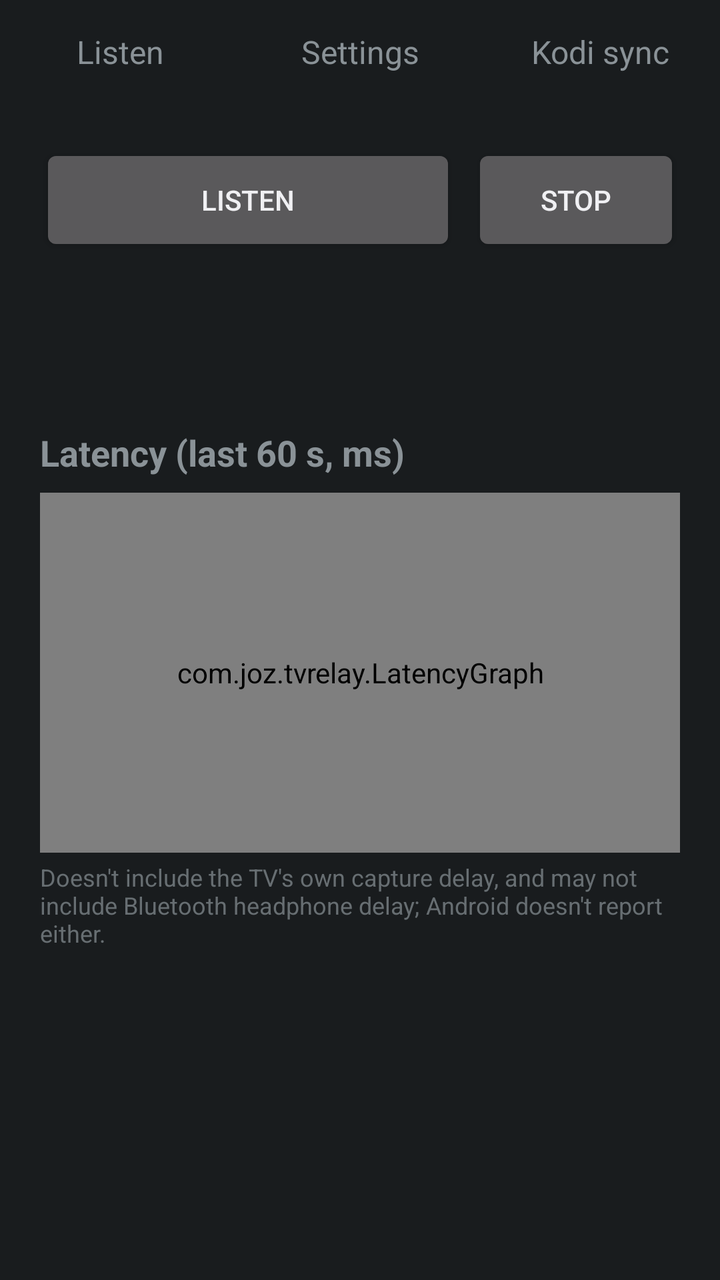
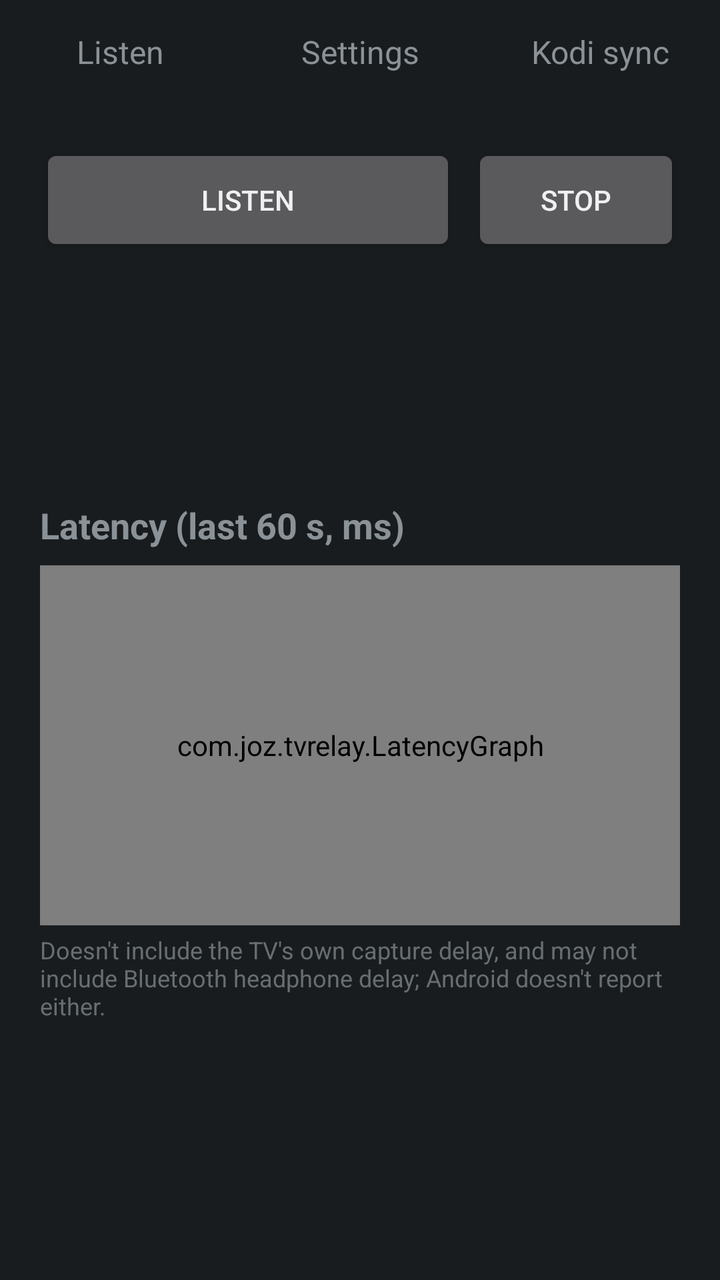

Before-and-after screenshots of an Android layout around one commit, followed by the original layout XML and the change that was made.
<!-- AndroidManifest.xml: application theme android:Theme.DeviceDefault -->
<!-- res/layout/activity_main.xml -->
<?xml version="1.0" encoding="utf-8"?>
<FrameLayout xmlns:android="http://schemas.android.com/apk/res/android"
    android:layout_width="match_parent"
    android:layout_height="match_parent">

    
    <TextView
        android:id="@+id/pipView"
        android:layout_width="match_parent"
        android:layout_height="match_parent"
        android:background="#1C1C1E"
        android:gravity="center"
        android:padding="8dp"
        android:textColor="#FFFFFF"
        android:textSize="20sp"
        android:visibility="gone" />

    <LinearLayout
        android:id="@+id/main"
        android:layout_width="match_parent"
        android:layout_height="match_parent"
        android:orientation="vertical">

        
        <LinearLayout
            android:layout_width="match_parent"
            android:layout_height="0dp"
            android:layout_weight="1"
            android:orientation="horizontal">

            <FrameLayout
                android:id="@+id/leftPane"
                android:layout_width="0dp"
                android:layout_height="match_parent"
                android:layout_weight="1"
                android:visibility="gone" />

            <View
                android:id="@+id/paneDivider"
                android:layout_width="1dp"
                android:layout_height="match_parent"
                android:alpha="0.15"
                android:background="#FFFFFF"
                android:visibility="gone" />

            <LinearLayout
                android:layout_width="0dp"
                android:layout_height="match_parent"
                android:layout_weight="1"
                android:orientation="vertical">

                <LinearLayout
                    android:id="@+id/tabRow"
                    android:layout_width="match_parent"
                    android:layout_height="wrap_content"
                    android:orientation="horizontal">

                    <TextView android:id="@+id/tabListen" style="@style/Tab" android:text="Listen" />
                    <TextView android:id="@+id/tabSettings" style="@style/Tab" android:text="Settings" />
                    <TextView android:id="@+id/tabKodi" style="@style/Tab" android:text="Kodi sync" />
                </LinearLayout>

                <FrameLayout
                    android:id="@+id/pagesFrame"
                    android:layout_width="match_parent"
                    android:layout_height="0dp"
                    android:layout_weight="1">

                    <ScrollView
                        android:id="@+id/pageListen"
                        android:layout_width="match_parent"
                        android:layout_height="match_parent">

                        <LinearLayout
                            android:layout_width="match_parent"
                            android:layout_height="wrap_content"
                            android:orientation="vertical"
                            android:padding="20dp">

                            
                            <FrameLayout
                                android:id="@+id/modeRow"
                                android:layout_width="match_parent"
                                android:layout_height="wrap_content"
                                android:layout_marginBottom="8dp"
                                android:visibility="gone" />

                            <LinearLayout
                                android:layout_width="match_parent"
                                android:layout_height="wrap_content"
                                android:orientation="horizontal">

                                <Button
                                    android:id="@+id/receive"
                                    android:layout_width="0dp"
                                    android:layout_height="wrap_content"
                                    android:layout_weight="2"
                                    android:minHeight="56dp"
                                    android:text="Listen" />

                                <Button
                                    android:id="@+id/stop"
                                    android:layout_width="0dp"
                                    android:layout_height="wrap_content"
                                    android:layout_marginLeft="8dp"
                                    android:layout_weight="1"
                                    android:minHeight="56dp"
                                    android:text="Stop" />
                            </LinearLayout>

                            
                            <TextView
                                android:id="@+id/tvState"
                                android:layout_width="match_parent"
                                android:layout_height="wrap_content"
                                android:layout_marginTop="16dp"
                                android:textSize="15sp"
                                android:textStyle="bold" />

                            <TextView
                                android:id="@+id/status"
                                android:layout_width="match_parent"
                                android:layout_height="wrap_content"
                                android:layout_marginTop="8dp"
                                android:fontFamily="monospace"
                                android:textSize="13sp" />

                            
                            <LinearLayout
                                android:id="@+id/kodiQuick"
                                android:layout_width="match_parent"
                                android:layout_height="wrap_content"
                                android:orientation="vertical"
                                android:visibility="gone" />

                            <TextView
                                style="@style/SectionHeader"
                                android:text="Latency (last 60 s, ms)" />

                            <com.joz.tvrelay.LatencyGraph
                                android:id="@+id/graph"
                                android:layout_width="match_parent"
                                android:layout_height="180dp"
                                android:layout_marginTop="8dp" />

                            <TextView
                                android:layout_width="match_parent"
                                android:layout_height="wrap_content"
                                android:layout_marginTop="4dp"
                                android:alpha="0.7"
                                android:text="Doesn't include the TV's own capture delay, and may not include Bluetooth headphone delay; Android doesn't report either."
                                android:textSize="12sp" />

                            
                            <LinearLayout
                                android:id="@+id/listenExtras"
                                android:layout_width="match_parent"
                                android:layout_height="wrap_content"
                                android:layout_marginTop="16dp"
                                android:orientation="vertical" />
                        </LinearLayout>
                    </ScrollView>

                    <ScrollView
                        android:id="@+id/pageSettings"
                        android:layout_width="match_parent"
                        android:layout_height="match_parent"
                        android:visibility="gone">

                        <LinearLayout
                            android:id="@+id/settingsList"
                            android:layout_width="match_parent"
                            android:layout_height="wrap_content"
                            android:orientation="vertical"
                            android:padding="20dp" />
                    </ScrollView>

                    <ScrollView
                        android:id="@+id/pageKodi"
                        android:layout_width="match_parent"
                        android:layout_height="match_parent"
                        android:visibility="gone">

                        <LinearLayout
                            android:id="@+id/kodiList"
                            android:layout_width="match_parent"
                            android:layout_height="wrap_content"
                            android:orientation="vertical"
                            android:padding="20dp" />
                    </ScrollView>
                </FrameLayout>
            </LinearLayout>
        </LinearLayout>

        <TextView
            android:id="@+id/version"
            android:layout_width="wrap_content"
            android:layout_height="wrap_content"
            android:layout_gravity="end"
            android:background="?android:attr/selectableItemBackground"
            android:paddingLeft="12dp"
            android:paddingTop="6dp"
            android:paddingRight="12dp"
            android:paddingBottom="6dp"
            android:textSize="12sp" />
    </LinearLayout>
</FrameLayout>
<!-- resources referenced by this layout -->
<resources>
  <style name="SectionHeader">
          <item name="android:layout_width">match_parent</item>
          <item name="android:layout_height">wrap_content</item>
          <item name="android:layout_marginTop">24dp</item>
          <item name="android:textSize">18sp</item>
          <item name="android:textStyle">bold</item>
      </style>
  <style name="Tab">
          <item name="android:layout_width">0dp</item>
          <item name="android:layout_height">52dp</item>
          <item name="android:layout_weight">1</item>
          <item name="android:gravity">center</item>
          <item name="android:textSize">16sp</item>
          <item name="android:clickable">true</item>
          <item name="android:focusable">true</item>
          <item name="android:background">?android:attr/selectableItemBackground</item>
      </style>
</resources>

<!-- the commit's change to res/layout/activity_main.xml (unified diff, before → after) -->
@@ -98,6 +98,17 @@
                                     android:minHeight="56dp"
                                     android:text="Listen" />
 
+                                
+                                <Button
+                                    android:id="@+id/stream"
+                                    android:layout_width="0dp"
+                                    android:layout_height="wrap_content"
+                                    android:layout_marginLeft="8dp"
+                                    android:layout_weight="1.4"
+                                    android:minHeight="56dp"
+                                    android:text="Stream"
+                                    android:visibility="gone" />
+
                                 <Button
                                     android:id="@+id/stop"
                                     android:layout_width="0dp"
@@ -107,6 +118,14 @@
                                     android:minHeight="56dp"
                                     android:text="Stop" />
                             </LinearLayout>
+
+                            
+                            <TextView
+                                android:id="@+id/tvPicker"
+                                android:layout_width="match_parent"
+                                android:layout_height="wrap_content"
+                                android:layout_marginTop="16dp"
+                                android:textSize="15sp" />
 
                             
                             <TextView
